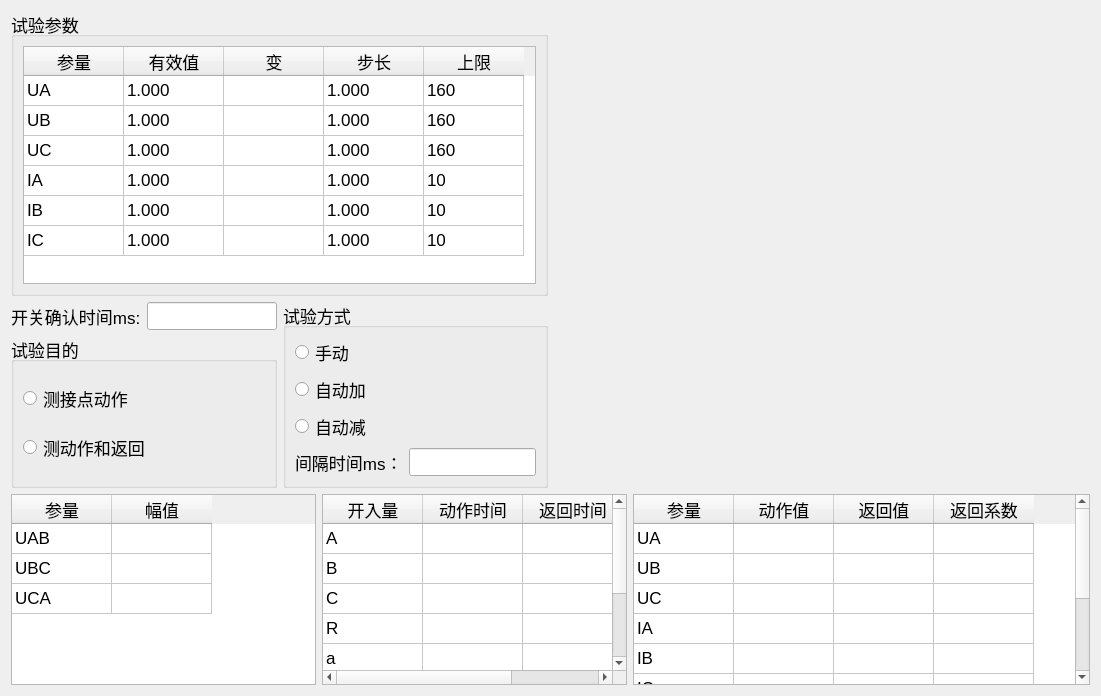
Above: energy/ui/test02/ui_002.ui from AgueroZzz/Electric-energy-detection before the change. Below: the same form after it.
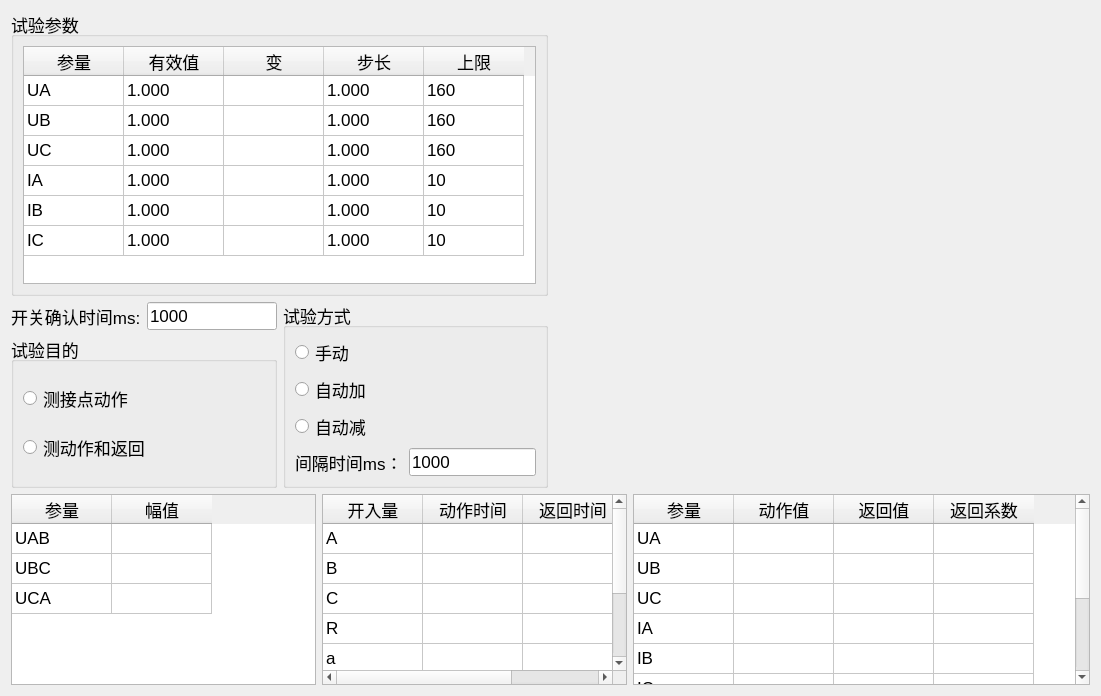
That is the form after the change.

Patch:
```diff
--- a/energy/ui/test02/ui_002.ui
+++ b/energy/ui/test02/ui_002.ui
@@ -225,7 +225,11 @@
               </widget>
              </item>
              <item>
-              <widget class="QLineEdit" name="lineEdit"/>
+              <widget class="QLineEdit" name="le_delay">
+               <property name="text">
+                <string>1000</string>
+               </property>
+              </widget>
              </item>
             </layout>
            </item>
@@ -291,7 +295,11 @@
                </widget>
               </item>
               <item>
-               <widget class="QLineEdit" name="lineEdit_2"/>
+               <widget class="QLineEdit" name="lineEdit_2">
+                <property name="text">
+                 <string>1000</string>
+                </property>
+               </widget>
               </item>
              </layout>
             </item>
```
